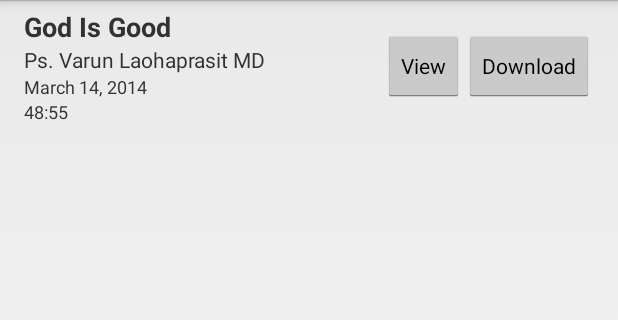
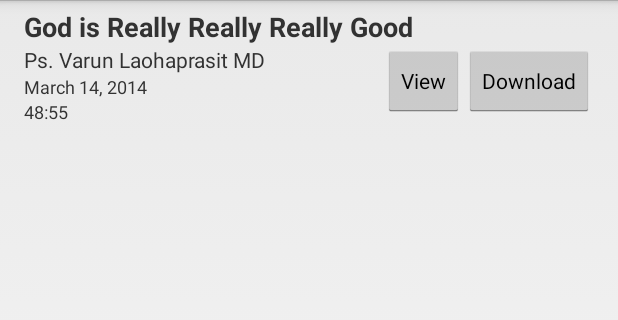
Before and after one commit to newhic/android-nhic-app, an Android app: the layout podcast_item_row.xml on its own in the app's theme, with its tools: preview values and no code run, on a phone screen of 412 x 824 dp, the part 72-392 px from its top. Run offline under Robolectric (Android 15) with nearby library versions, the phone set to English and light mode, and no system bars; network calls fail.

Commit message:
updated layout for podcast list item

```diff
--- a/app/src/main/res/layout/podcast_item_row.xml
+++ b/app/src/main/res/layout/podcast_item_row.xml
@@ -2,18 +2,11 @@
 <LinearLayout xmlns:android="http://schemas.android.com/apk/res/android"
     android:layout_width="fill_parent"
     android:layout_height="wrap_content"
-    android:orientation="horizontal"
+    android:orientation="vertical"
     android:paddingBottom="5dp"
     android:paddingLeft="16dp"
     android:paddingRight="16dp"
-    android:paddingTop="5dp"
-    android:weightSum="1">
-
-    <LinearLayout
-        android:orientation="vertical"
-        android:layout_width="fill_parent"
-        android:layout_height="wrap_content"
-        android:layout_weight="1">
+    android:paddingTop="5dp">
 
     <TextView
         android:id="@+id/sermonTitle"
@@ -21,9 +14,21 @@
         android:layout_height="wrap_content"
         android:ellipsize="end"
         android:maxLines="3"
-            android:text="@string/defaultSermon"
+        android:text="God is Really Really Really Good"
         android:textSize="18sp"
-            android:textStyle="bold"/>
+        android:textStyle="bold"
+        android:layout_weight="1"/>
+
+    <LinearLayout xmlns:android="http://schemas.android.com/apk/res/android"
+        android:layout_width="fill_parent"
+        android:layout_height="wrap_content"
+        android:weightSum="1">
+        <!-- @string/defaultSermon -->
+        <LinearLayout
+            android:orientation="vertical"
+            android:layout_width="fill_parent"
+            android:layout_height="wrap_content"
+            android:layout_weight="1">
 
             <TextView
                 android:id="@+id/pastorName"
@@ -39,7 +44,8 @@
                 android:layout_height="wrap_content"
                 android:maxLines="1"
                 android:text="@string/defaultDate"
-            android:textSize="12sp" />
+                android:textSize="12sp"
+                android:layout_gravity="center_vertical"/>
 
             <TextView
                 android:id="@+id/duration"
@@ -57,8 +63,8 @@
             android:layout_height="wrap_content"
             android:text="View"
             android:id="@+id/viewButton"
-        android:layout_weight="3"
-        android:layout_gravity="center_vertical"/>
+            android:layout_weight="1"
+            android:layout_gravity="top"/>
 
         <!-- TODO: Change this to a download icon -->
         <Button
@@ -67,8 +73,8 @@
             android:layout_height="wrap_content"
             android:text="Download"
             android:id="@+id/downloadButton"
-        android:layout_weight="3"
-        android:layout_gravity="center_vertical"/>
-
+            android:layout_weight="1"
+            android:layout_gravity="top"/>
 
     </LinearLayout>
+</LinearLayout>
```
Lines whose indentation alone changed are shown as unchanged.
